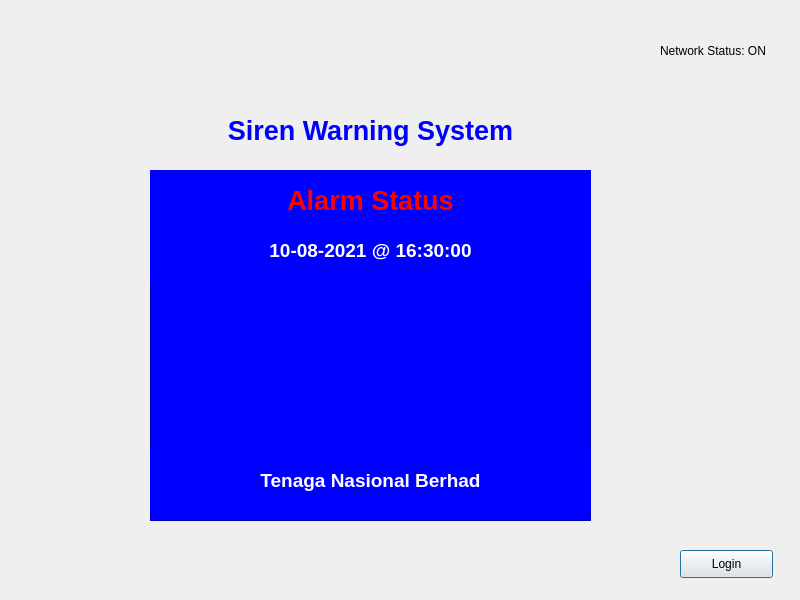
First picture: the form in idleDlg.ui, repository fakhrul/ecoi_tnb_iot, before the edit.
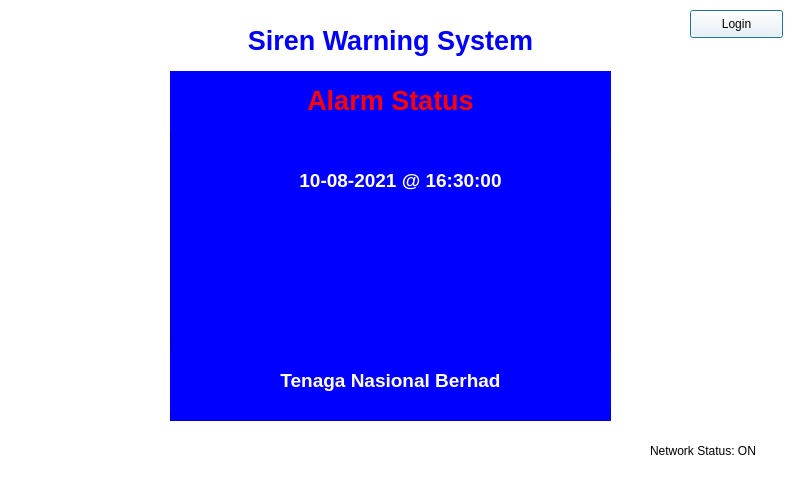
Second picture: the form after the edit. Icons and pictures are not drawn.

Diff of the .ui file:
```diff
--- a/idleDlg.ui
+++ b/idleDlg.ui
@@ -7,7 +7,7 @@
     <x>0</x>
     <y>0</y>
     <width>800</width>
-    <height>600</height>
+    <height>480</height>
    </rect>
   </property>
   <property name="contextMenuPolicy">
@@ -16,11 +16,14 @@
   <property name="windowTitle">
    <string>Idle</string>
   </property>
+  <property name="styleSheet">
+   <string notr="true">background-color: rgb(255, 255, 255);</string>
+  </property>
   <widget class="QFrame" name="frame">
    <property name="geometry">
     <rect>
-     <x>150</x>
-     <y>170</y>
+     <x>170</x>
+     <y>70</y>
      <width>441</width>
      <height>351</height>
     </rect>
@@ -63,8 +66,8 @@
    <widget class="QLabel" name="labelDateTime">
     <property name="geometry">
      <rect>
-      <x>0</x>
-      <y>50</y>
+      <x>10</x>
+      <y>80</y>
       <width>441</width>
       <height>61</height>
      </rect>
@@ -137,8 +140,8 @@
     <rect>
      <x>10</x>
      <y>40</y>
-     <width>151</width>
-     <height>61</height>
+     <width>111</width>
+     <height>41</height>
     </rect>
    </property>
    <property name="text">
@@ -154,8 +157,8 @@
   <widget class="QPushButton" name="pushButtonLogin">
    <property name="geometry">
     <rect>
-     <x>680</x>
-     <y>550</y>
+     <x>690</x>
+     <y>10</y>
      <width>93</width>
      <height>28</height>
     </rect>
@@ -167,8 +170,8 @@
   <widget class="QLabel" name="label_5">
    <property name="geometry">
     <rect>
-     <x>150</x>
-     <y>100</y>
+     <x>170</x>
+     <y>10</y>
      <width>441</width>
      <height>61</height>
     </rect>
@@ -193,8 +196,8 @@
   <widget class="QLabel" name="labelNetworkStatus">
    <property name="geometry">
     <rect>
-     <x>660</x>
-     <y>30</y>
+     <x>650</x>
+     <y>430</y>
      <width>131</width>
      <height>41</height>
     </rect>
```
